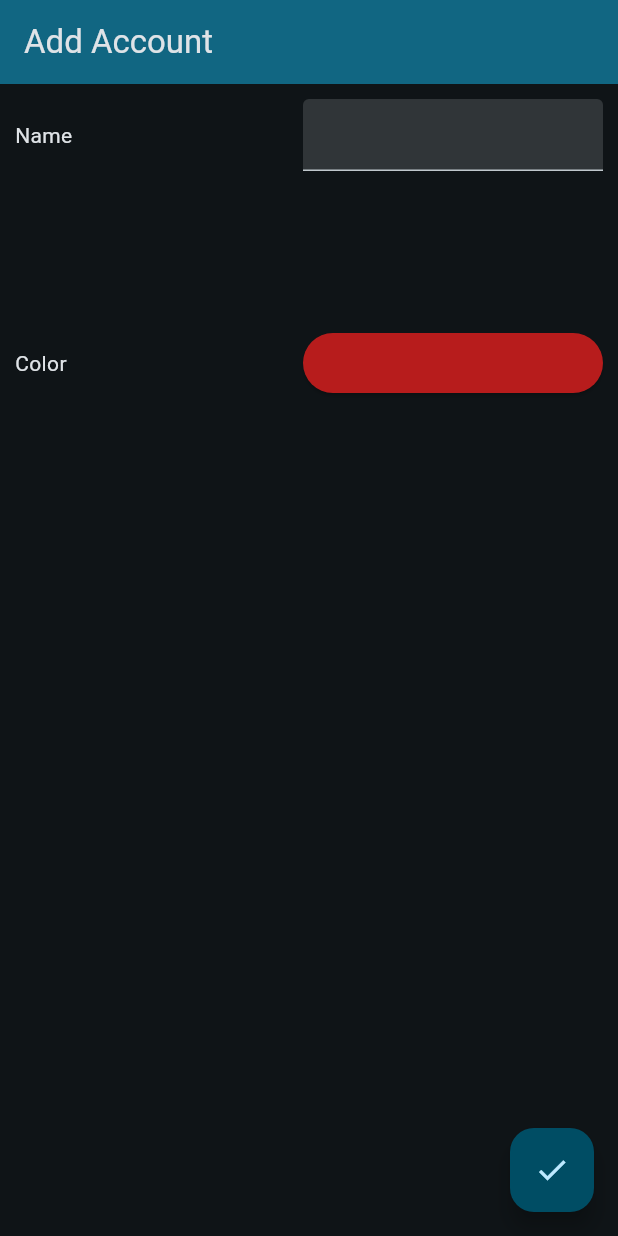
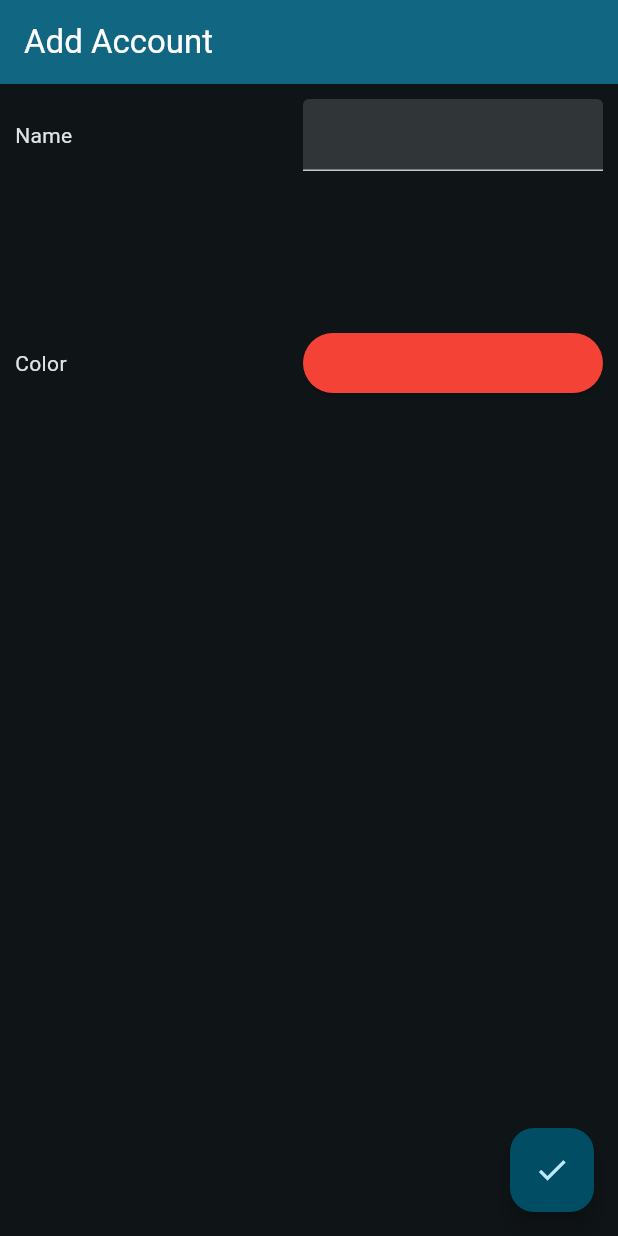
Before and after one commit to farhannp9/expenses, a Flutter app: the AccountEditScreen widget shown alone on an empty page, opened directly with empty values, on a phone screen of 412 x 824 dp. Run offline on Flutter 3.47's test engine with Material 3 defaults, Android fonts, the phone set to English and light mode, and no system bars; our stand-ins replace flutter_colorpicker, hive, hive_flutter; accounts and stored records are empty.

Commit message:
reimplement color

```diff
--- a/lib/screen/account.dart
+++ b/lib/screen/account.dart
@@ -16,30 +16,7 @@ class AccountEditScreen extends StatefulWidget {
 
 class _AccountEditScreenState extends State<AccountEditScreen> {
   final _labelController = TextEditingController();
-  var _color = Colors.red.shade900;
-  static List<Color> setOfColors = [
-    Colors.red.shade900,
-    Colors.pink.shade900,
-    Colors.purple.shade900,
-    Colors.deepPurple.shade900,
-    Colors.indigo.shade900,
-    Colors.blue.shade900,
-    Colors.lightBlue.shade900,
-    Colors.cyan.shade900,
-    Colors.teal.shade900,
-    Colors.green.shade900,
-    Colors.lightGreen.shade900,
-    Colors.lime.shade900,
-    Colors.yellow.shade900,
-    Colors.amber.shade900,
-    Colors.orange.shade900,
-    Colors.deepOrange.shade900,
-    Colors.brown.shade900,
-    Colors.grey.shade900,
-    Colors.blueGrey.shade900,
-    Colors.black,
-  ];
-
+  Color _color = Colors.red;
   @override
   void initState() {
     super.initState();
@@ -52,7 +29,7 @@ class _AccountEditScreenState extends State<AccountEditScreen> {
   @override
   Widget build(BuildContext context) {
     return AppBarTemplate(
-      appBarTitle: Text("${widget.toEdit != null ? "Edit" : "Add"} Account"),
+      appBarTitle: "${widget.toEdit != null ? "Edit" : "Add"} Account",
       floatingActionButton: FloatingActionButton(
         onPressed: _validateForm()
             ? () => _submitForm().then((_) => Navigator.of(context).pop())
@@ -112,12 +89,11 @@ class _AccountEditScreenState extends State<AccountEditScreen> {
           return AlertDialog(
               title: const Text("Pick a color"),
               content: BlockPicker(
-                availableColors: setOfColors,
                 pickerColor: _color, //default color
                 onColorChanged: (Color color) {
                   //on the color picked
                   setState(() {
-                    _color = color.withAlpha(900);
+                    _color = color;
                   });
                   Navigator.of(context).pop();
                 },
--- a/lib/screen/accounts.dart
+++ b/lib/screen/accounts.dart
@@ -45,7 +45,7 @@ class _AccountPageState extends State<AccountPage> {
       appBarColor: account.color,
       drawer: NavigationDrawerTemplate(
           widget.accounts, widget.currentAccountIndex, widget.databaseService),
-      appBarTitle: Text(account.name),
+      appBarTitle: account.name,
       floatingActionButton: FloatingActionButton(
         child: const Icon(Icons.add),
         onPressed: () => Navigator.of(context).push(MaterialPageRoute(
--- a/lib/screen/transaction.dart
+++ b/lib/screen/transaction.dart
@@ -39,8 +39,7 @@ class _TransactionScreenState extends State<TransactionScreen> {
   @override
   Widget build(BuildContext context) {
     return AppBarTemplate(
-      appBarTitle:
-          Text("${widget.toEdit != null ? "Edit" : "Add"} Transaction"),
+      appBarTitle: "${widget.toEdit != null ? "Edit" : "Add"} Transaction",
       floatingActionButton: FloatingActionButton(
         onPressed: _validateForm()
             ? () => _submitForm().then((_) => Navigator.of(context).pop())
--- a/lib/template/appbar.dart
+++ b/lib/template/appbar.dart
@@ -3,7 +3,7 @@ import 'dart:io';
 import 'package:flutter/material.dart';
 
 class AppBarTemplate extends StatelessWidget {
-  final Widget appBarTitle;
+  final String appBarTitle;
   final Widget child;
   final Color? appBarColor;
   final Widget? floatingActionButton;
@@ -18,16 +18,22 @@ class AppBarTemplate extends StatelessWidget {
 
   @override
   Widget build(BuildContext context) {
+    final myColor = appBarColor ?? Theme.of(context).colorScheme.inversePrimary;
+    final textColor =
+        myColor.computeLuminance() > 0.4 ? Colors.black : Colors.white;
     var mainContent = Scaffold(
       appBar: AppBar(
+        iconTheme: IconThemeData(color: textColor),
         // TRY THIS: Try changing the color here to a specific color (to
         // Colors.amber, perhaps?) and trigger a hot reload to see the AppBar
         // change color while the other colors stay the same.
-        backgroundColor:
-            appBarColor ?? Theme.of(context).colorScheme.inversePrimary,
+        backgroundColor: myColor,
         // Here we take the value from the MyHomePage object that was created by
         // the App.build method, and use it to set our appbar title.
-        title: appBarTitle,
+        title: Text(
+          appBarTitle,
+          style: TextStyle(color: textColor),
+        ),
       ),
       drawer: drawer == null
           ? null
```
